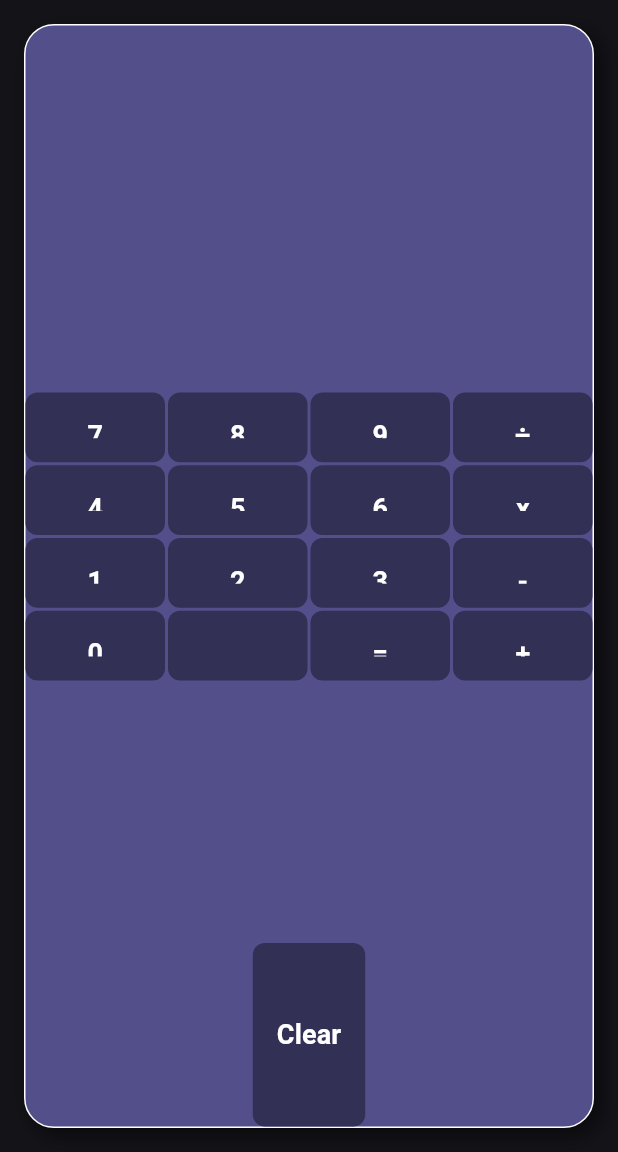
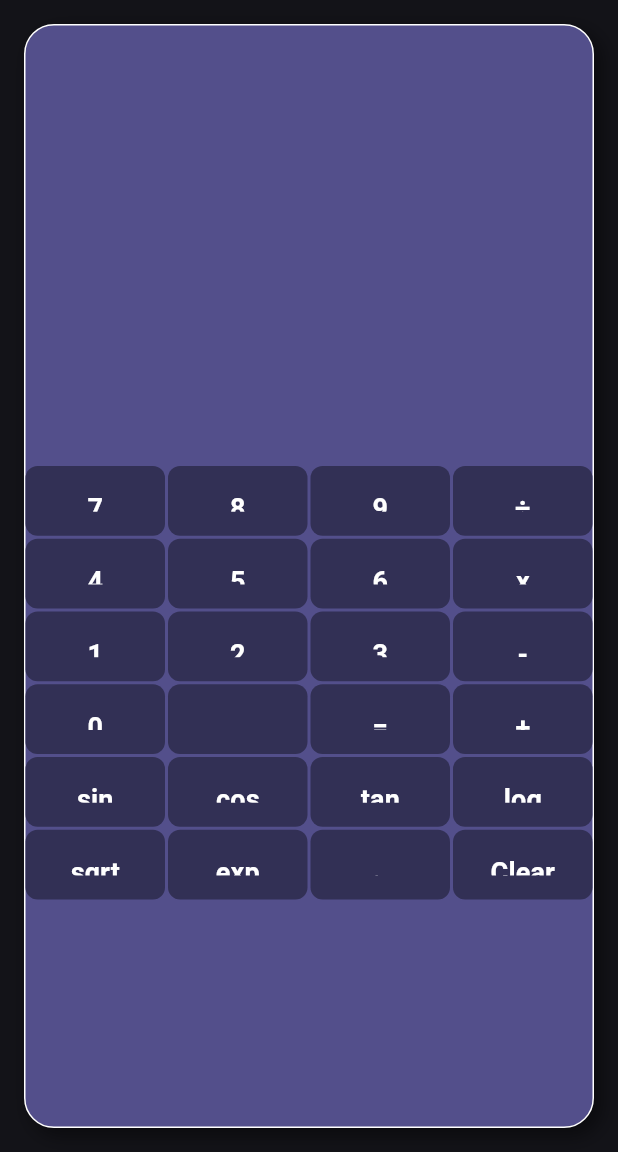
Before and after one commit to SolracZiul/Calculator-App, a Flutter app: the screen it shows after launch, on a phone screen of 412 x 824 dp, the part 84-1236 px from its top. Run offline on Flutter 3.47's test engine with Material 3 defaults, Android fonts, the phone set to English and light mode, and no system bars; missing offline and left inert: expressions.

Commit message:
Update calculator.dart

```diff
--- a/lib/calculator.dart
+++ b/lib/calculator.dart
@@ -1,5 +1,6 @@
 import 'package:expressions/expressions.dart';
 import 'package:flutter/material.dart';
+import 'dart:math';
 
 class Calculator extends StatefulWidget {
   const Calculator({super.key});
@@ -20,6 +21,8 @@ class _CalculatorState extends State<Calculator> {
         _resultado = '';
       } else if (valor == '=') {
         _calcularResultado();
+      } else if (valor == '←' && _expressao.isNotEmpty) {
+        _expressao = _expressao.substring(0, _expressao.length - 1);
       } else {
         _expressao += valor;
       }
@@ -30,28 +33,39 @@ class _CalculatorState extends State<Calculator> {
     try {
       _resultado = _avaliarExpressao(_expressao).toString();
     } catch (e) {
-      _resultado = 'It is not possible to calculate';
+      _resultado = 'Erro de cálculo';
     }
   }
 
   double _avaliarExpressao(String expressao) {
-    expressao = expressao.replaceAll('x', '*');
-    expressao = expressao.replaceAll('÷', '/');
-    // Avaliar a espressao com a biblioteca expressions
+    expressao = expressao.replaceAll('x', '*').replaceAll('÷', '/');
+
+    final functions = {
+      'sin': (num x) => sin(x),
+      'cos': (num x) => cos(x),
+      'tan': (num x) => tan(x),
+      'log': (num x) => log(x),
+      'sqrt': (num x) => sqrt(x),
+      'exp': (num x) => exp(x),
+    };
+
     ExpressionEvaluator avaliador = const ExpressionEvaluator();
-    double resultado = avaliador.eval(Expression.parse(expressao), {});
-    return resultado;
+    var resultado = avaliador.eval(
+      Expression.parse(expressao),
+      functions.map((k, v) => MapEntry(k, (args) => v(args[0])))
+    );
+
+    return resultado is num ? resultado.toDouble() : double.nan;
   }
 
   Widget _botao(String valor) {
     return TextButton(
       style: TextButton.styleFrom(
-        backgroundColor:
-            const Color.fromARGB(255, 50, 48, 85), // Cor de fundo do botão
-        foregroundColor: Colors.white, // Cor do texto
-        padding: const EdgeInsets.all(16.0), // Espaçamento interno
+        backgroundColor: const Color.fromARGB(255, 50, 48, 85),
+        foregroundColor: Colors.white,
+        padding: const EdgeInsets.all(16.0),
         shape: RoundedRectangleBorder(
-          borderRadius: BorderRadius.circular(8.0), // Bordas arredondadas
+          borderRadius: BorderRadius.circular(8.0),
         ),
       ),
       child: Text(
@@ -83,31 +97,18 @@ class _CalculatorState extends State<Calculator> {
           child: GridView.count(
             crossAxisCount: 4,
             childAspectRatio: 2,
-            mainAxisSpacing: 2.0, // Espaçamento vertical entre os botões
-            crossAxisSpacing: 2.0, // Espaçamento horizontal entre os botões
+            mainAxisSpacing: 2.0,
+            crossAxisSpacing: 2.0,
             children: [
-              _botao('7'),
-              _botao('8'),
-              _botao('9'),
-              _botao('÷'),
-              _botao('4'),
-              _botao('5'),
-              _botao('6'),
-              _botao('x'),
-              _botao('1'),
-              _botao('2'),
-              _botao('3'),
-              _botao('-'),
-              _botao('0'),
-              _botao('.'),
-              _botao('='),
-              _botao('+'),
+              _botao('7'), _botao('8'), _botao('9'), _botao('÷'),
+              _botao('4'), _botao('5'), _botao('6'), _botao('x'),
+              _botao('1'), _botao('2'), _botao('3'), _botao('-'),
+              _botao('0'), _botao('.'), _botao('='), _botao('+'),
+              _botao('sin'), _botao('cos'), _botao('tan'), _botao('log'),
+              _botao('sqrt'), _botao('exp'), _botao('←'), _botao(_limpar),
             ],
           ),
         ),
-        Expanded(
-          child: _botao(_limpar),
-        )
       ],
     );
   }
```
